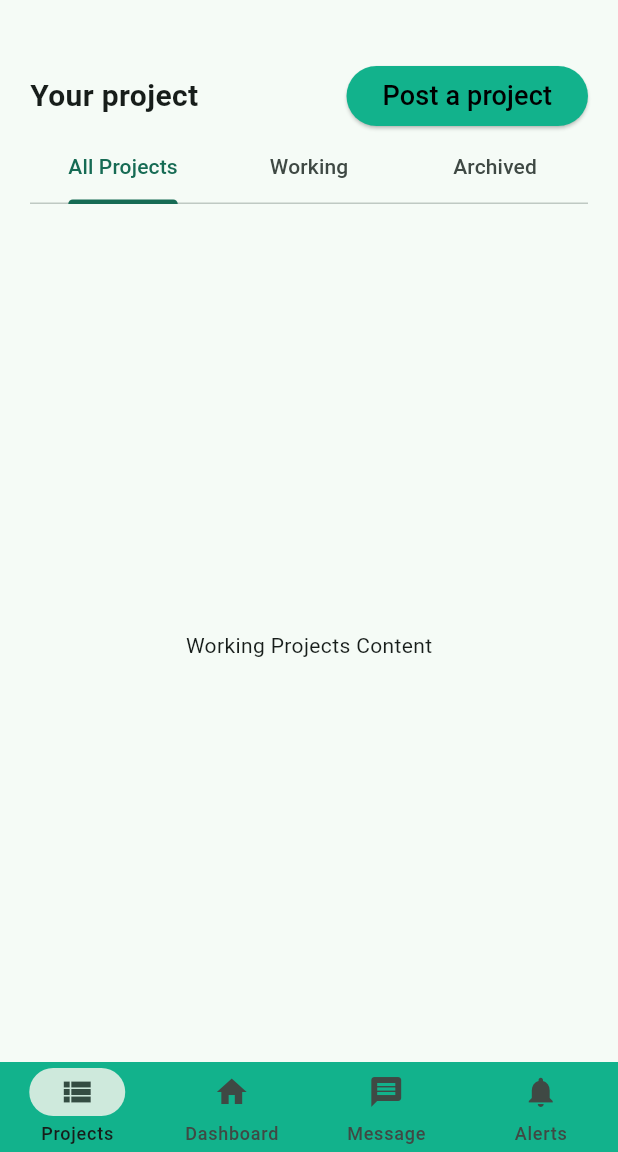
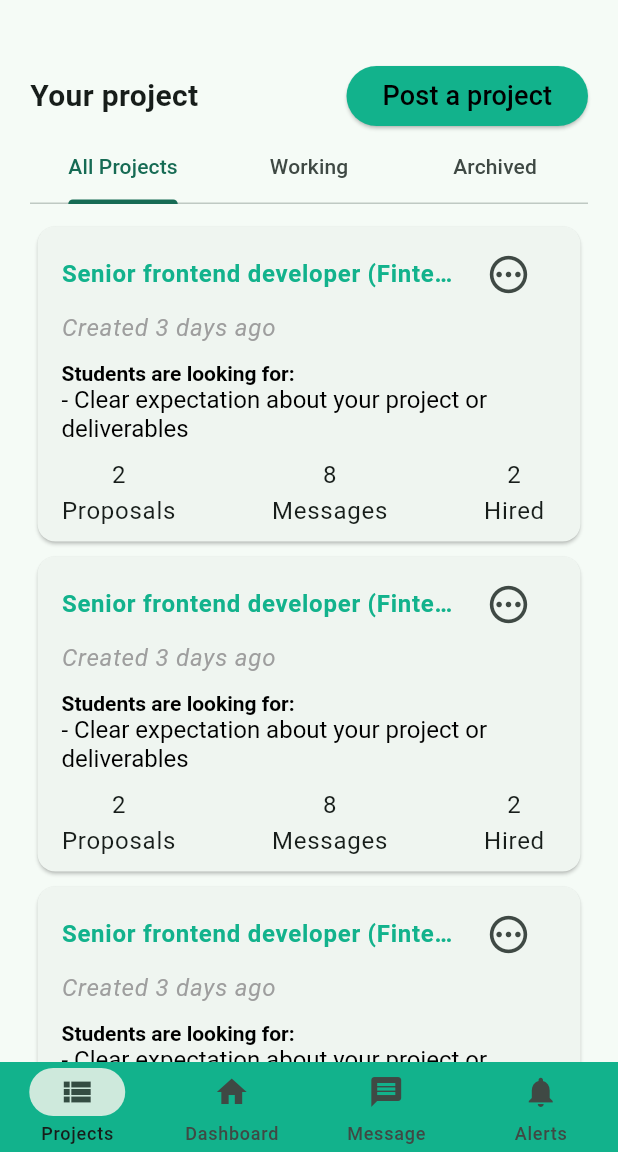
Before and after one commit to 20KTPM-AMAD/StudentHub, a Flutter app: the screen it shows after launch, on a phone screen of 412 x 824 dp, the part 84-1236 px from its top. Run offline on Flutter 3.47's test engine with Material 3 defaults, Android fonts, the light colour scheme and no system bars.

Commit message:
create tab all projects and popup menu in dashboard

```diff
--- /dev/null
+++ b/lib/components/tab_all_projects.dart
@@ -0,0 +1,154 @@
+import 'package:flutter/material.dart';
+
+import 'package:studenthub/components/pop_up_menu_project.dart';
+// import '../pages/manage_project/send_hire_offer.dart';
+
+const Color _green = Color(0xFF12B28C);
+
+class AllProjectsTab extends StatefulWidget {
+  const AllProjectsTab({Key? key}) : super(key: key);
+
+  @override
+  AllProjectsTabState createState() => AllProjectsTabState();
+}
+
+class AllProjectsTabState extends State<AllProjectsTab> {
+  @override
+  void initState() {
+    super.initState();
+  }
+
+  @override
+  Widget build(BuildContext context) {
+    return ListView.builder(
+      shrinkWrap: true, // Chỉ sử dụng không gian cần thiết
+      physics: const ScrollPhysics(), // Không cho phép cuộn
+      itemCount: 10, // Số lượng dự án trong danh sách
+      itemBuilder: (context, index) {
+        // Mỗi mục trong danh sách là một Card hiển thị thông tin của một dự án
+        return Card(
+          margin: const EdgeInsets.all(5.0),
+          child: ListTile(
+            title: Column(
+              crossAxisAlignment: CrossAxisAlignment.start,
+              children: [
+                Row(
+                  children: [
+                    const Expanded(
+                      child: Text(
+                        'Senior frontend developer (Fintech)',
+                        style: TextStyle(
+                          fontWeight: FontWeight.bold,
+                          fontSize: 16,
+                          color: _green,
+                        ),
+                        overflow: TextOverflow.ellipsis, // Hiển thị dấu ... khi văn bản tràn ra ngoài
+                      ),
+                    ),
+                    const SizedBox(width: 10,),
+                    IconButton(
+                      onPressed: () {
+                        AllProjectsPopupMenu.show(context);
+                      },
+                      icon: const Icon(Icons.pending_outlined, size: 30,),
+                    ),
+                  ],
+                ),
+
+                const Text(
+                  'Created 3 days ago',
+                  style: TextStyle(
+                    fontStyle: FontStyle.italic,
+                    color: Colors.grey,
+                  ),
+                ),
+                const SizedBox(height: 10),
+                RichText(
+                  text: const TextSpan(
+                    style: TextStyle(color: Colors.black),
+                    children: [
+                      TextSpan(
+                        text: 'Students are looking for:\n',
+                        style: TextStyle(
+                          fontWeight: FontWeight.bold,
+                        ),
+                      ),
+                      TextSpan(
+                        text: '- Clear expectation about your project or deliverables',
+                        style: TextStyle(
+                          fontSize: 16, // Cỡ chữ
+                        ),
+                      ),
+                    ],
+                  ),
+                ),
+                const SizedBox(height: 10),
+                const Row(
+                  mainAxisAlignment: MainAxisAlignment.spaceBetween,
+                  children: [
+                    Column(
+                        children: [
+                          Text(
+                            '2',
+                            style: TextStyle(
+                              fontSize: 16
+                            ),
+                          ),
+                          Text(
+                            'Proposals',
+                            style: TextStyle(
+                                fontSize: 16
+                            ),
+                          )
+                        ],
+                    ),
+                    SizedBox(width: 20),
+                    Column(
+                      children: [
+                        Text(
+                          '8',
+                          style: TextStyle(
+                              fontSize: 16
+                          ),
+                        ),
+                        Text(
+                          'Messages',
+                          style: TextStyle(
+                              fontSize: 16
+                          ),
+                        )
+                      ],
+                    ),
+                    SizedBox(width: 20),
+                    Column(
+                      children: [
+                        Text(
+                          '2',
+                          style: TextStyle(
+                              fontSize: 16
+                          ),
+                        ),
+                        Text(
+                          'Hired',
+                          style: TextStyle(
+                              fontSize: 16
+                          ),
+                        )
+                      ],
+                    ),
+                  ],
+                )
+              ],
+            ),
+            onTap: () {
+              // Navigator.push(
+              //   context,
+              //   MaterialPageRoute(builder: (context) => const SendHireOfferScreen()),
+              // );
+            },
+          ),
+        );
+      },
+    );
+  }
+}
--- a/lib/pages/manage_project/dashboard.dart
+++ b/lib/pages/manage_project/dashboard.dart
@@ -1,6 +1,6 @@
 import 'package:flutter/material.dart';
 
-//import '../../components/tab_all_projects.dart';
+import '../../components/tab_all_projects.dart';
 
 const Color _green = Color(0xFF12B28C);
 
@@ -76,7 +76,7 @@ class DashboardState extends State<DashboardScreen>{
                               height: MediaQuery.of(context).size.height - kToolbarHeight - 200, // Giảm đi kích thước của AppBar và khoảng cách dưới cùng
                               child: const TabBarView(
                                 children: [
-                                  //AllProjectsTab(),
+                                  AllProjectsTab(),
                                   Center(
                                     child: Text('Working Projects Content'),
                                   ),
```
Also changed, not shown: lib/components/pop_up_menu_project.dart (added, +112 -0 lines).
